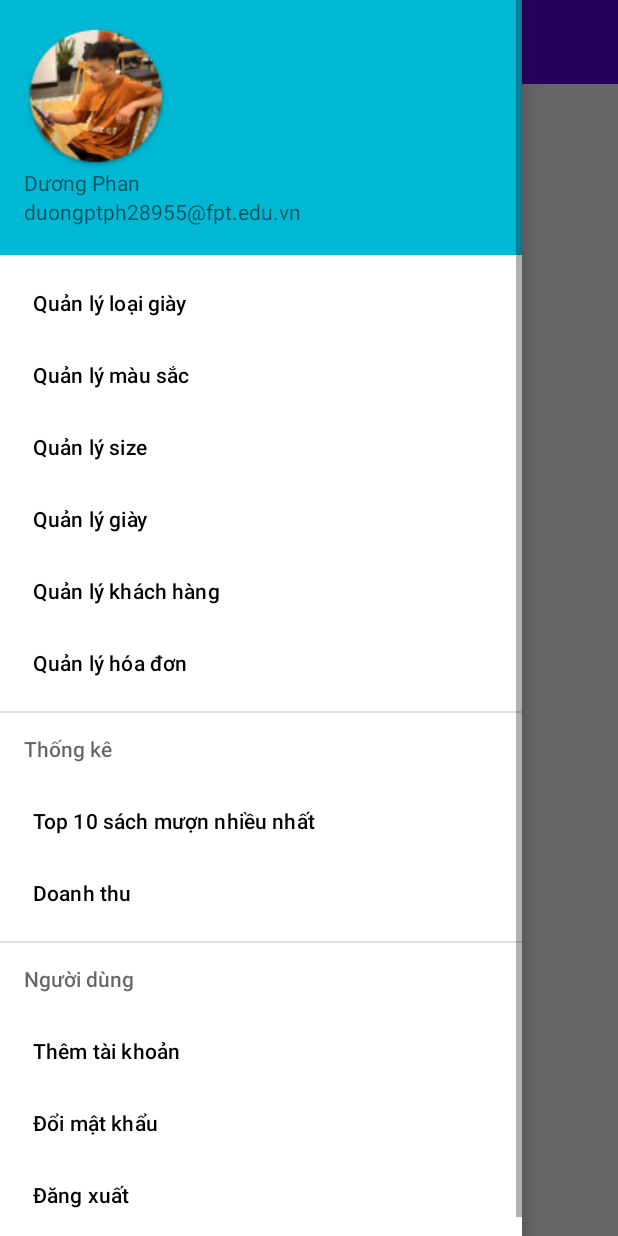
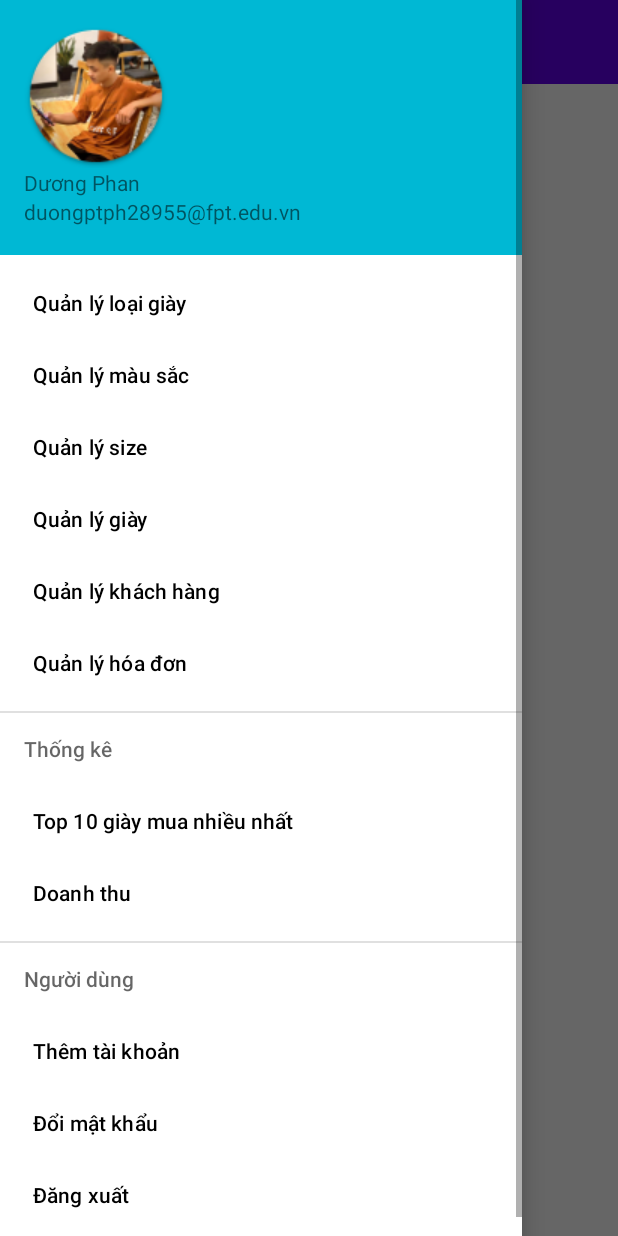
Before and after one commit to katamaru198/KingShoes_DuAn1, an Android app: the MainActivity screen opened directly, with no data from a screen before it, with the side drawer open, on a phone screen of 412 x 824 dp. Run offline under Robolectric (Android 15) with nearby library versions, the phone set to English and light mode, and no system bars.

Commit message:
fix menu

```diff
--- a/app/src/main/res/menu/drawer_menu.xml
+++ b/app/src/main/res/menu/drawer_menu.xml
@@ -16,7 +16,7 @@
     <item android:title="Thống kê">
         <menu>
             <item android:id="@+id/action_top10"
-                android:title="Top 10 sách mượn nhiều nhất"/>
+                android:title="Top 10 giày mua nhiều nhất"/>
             <item android:id="@+id/action_doanhThu"
                 android:title="Doanh thu"/>
         </menu>
```
